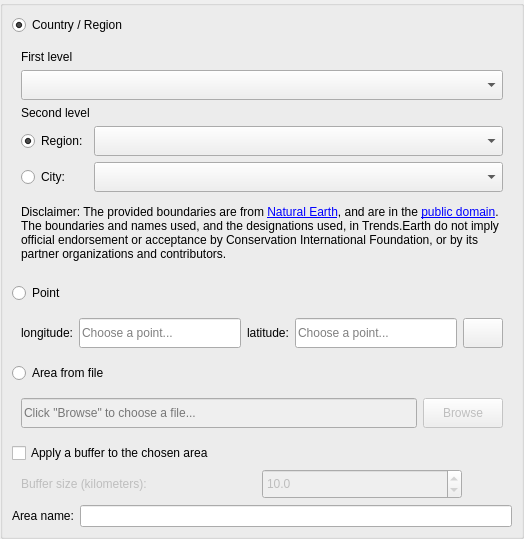
Before: the Qt Designer form LDMP/gui/WidgetSelectArea.ui in ConservationInternational/trends.earth, drawn with Qt 5.
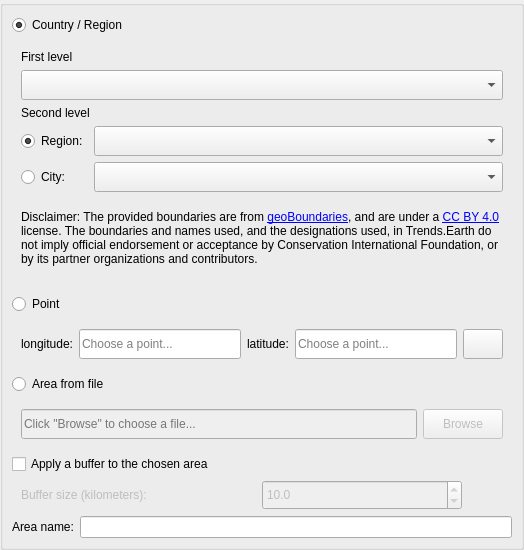
After: the same form once the commit is applied.

Commit message: Switch to geoBoundaries

Diff of the .ui file:
```diff
--- a/LDMP/gui/WidgetSelectArea.ui
+++ b/LDMP/gui/WidgetSelectArea.ui
@@ -7,7 +7,7 @@
     <x>0</x>
     <y>0</y>
     <width>524</width>
-    <height>515</height>
+    <height>550</height>
    </rect>
   </property>
   <property name="sizePolicy">
@@ -206,7 +206,7 @@
             </sizepolicy>
            </property>
            <property name="text">
-            <string>&lt;html&gt;&lt;head/&gt;&lt;body&gt;&lt;p&gt;Disclaimer: The provided boundaries are from &lt;a href=&quot;http://www.naturalearthdata.com/&quot;&gt;&lt;span style=&quot; text-decoration: underline; color:#0000ff;&quot;&gt;Natural Earth&lt;/span&gt;&lt;/a&gt;, and are in the &lt;a href=&quot;http://creativecommons.org/publicdomain&quot;&gt;&lt;span style=&quot; text-decoration: underline; color:#0000ff;&quot;&gt;public domain&lt;/span&gt;&lt;/a&gt;. The boundaries and names used, and the designations used, in Trends.Earth do not imply official endorsement or acceptance by Conservation International Foundation, or by its partner organizations and contributors.&lt;/p&gt;&lt;/body&gt;&lt;/html&gt;</string>
+            <string>&lt;html&gt;&lt;head/&gt;&lt;body&gt;&lt;p&gt;Disclaimer: The provided boundaries are from &lt;a href=&quot;https://www.geoboundaries.org&quot;&gt;&lt;span style=&quot; text-decoration: underline; color:#0000ff;&quot;&gt;geoBoundaries&lt;/span&gt;&lt;/a&gt;, and are under a &lt;a href=&quot;https://creativecommons.org/licenses/by/4.0/&quot;&gt;&lt;span style=&quot; text-decoration: underline; color:#0000ff;&quot;&gt;CC BY 4.0&lt;/span&gt;&lt;/a&gt; license. The boundaries and names used, and the designations used, in Trends.Earth do not imply official endorsement or acceptance by Conservation International Foundation, or by its partner organizations and contributors.&lt;/p&gt;&lt;/body&gt;&lt;/html&gt;</string>
            </property>
            <property name="wordWrap">
             <bool>true</bool>
```
The commit also changes 19 other files.
